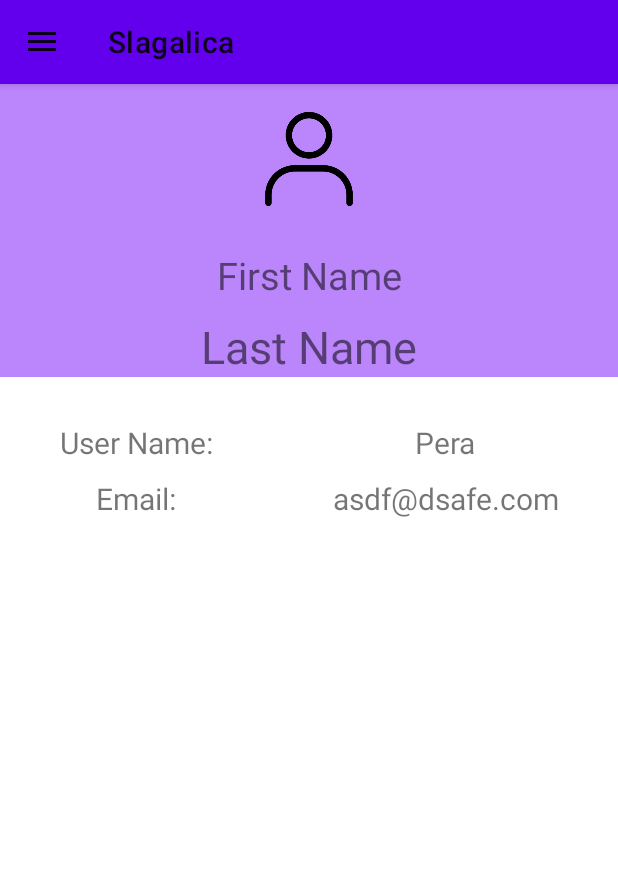
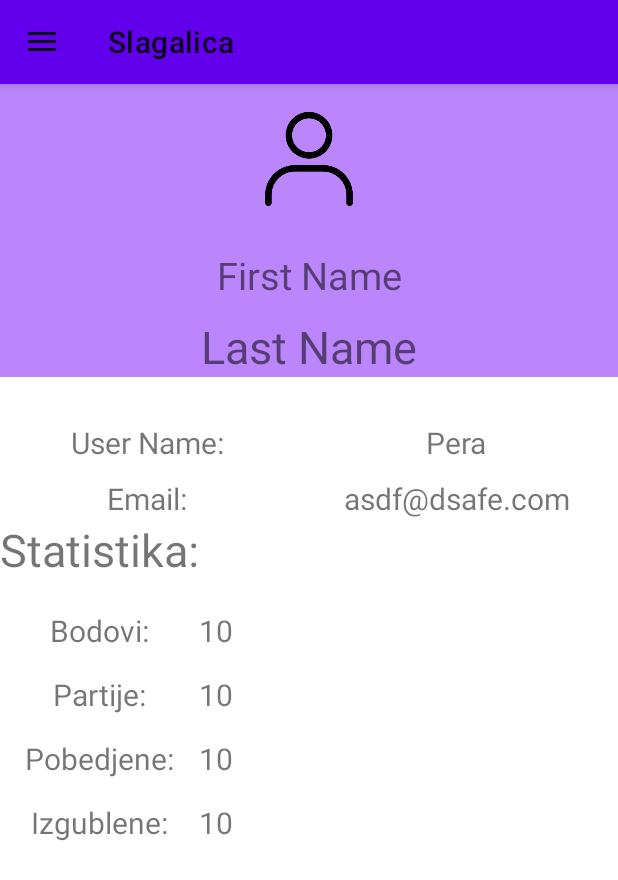
Before and after one commit to SR482021Danijel/MA-SIT-Project, an Android app: the screen it shows after launch (MainActivity), in the side drawer, after a tap on "Profile", on a phone screen of 412 x 824 dp. Shown: the top 880 px of the screen. Run offline under Robolectric (Android 15) with nearby library versions, the phone set to English and light mode, and no system bars.

Commit message:
profil 2.0

```diff
--- a/app/src/main/res/layout/activity_main.xml
+++ b/app/src/main/res/layout/activity_main.xml
@@ -34,7 +34,9 @@
     <androidx.fragment.app.FragmentContainerView
         android:id="@+id/fragment_container"
         android:layout_width="match_parent"
-        android:layout_height="match_parent">
+        android:layout_height="match_parent"
+        android:name="com.ftn.ma_sit_project.fragments.HomeFragment"
+        tools:layout="@layout/fragment_home">
 
 
     </androidx.fragment.app.FragmentContainerView>
--- a/app/src/main/res/layout/fragment_profile.xml
+++ b/app/src/main/res/layout/fragment_profile.xml
@@ -87,6 +87,54 @@
 
         </TableRow>
 
+        <TableRow>
+            <TextView
+                android:text="Statistika:"
+                android:textSize="30dp"/>
+        </TableRow>
+
+        <TableRow android:layout_marginTop="20dp">
+            <TextView
+                android:text="Bodovi:"
+                android:textSize="20dp"
+                android:gravity="center"/>
+
+            <TextView android:text="10"
+                android:textSize="20dp"/>
+        </TableRow>
+
+        <TableRow android:layout_marginTop="15dp">
+            <TextView
+                android:text="Partije:"
+                android:textSize="20dp"
+                android:gravity="center"/>
+
+            <TextView android:text="10"
+                android:textSize="20dp"/>
+        </TableRow>
+
+        <TableRow android:layout_marginTop="15dp">
+            <TextView
+                android:text="Pobedjene:"
+                android:textSize="20dp"
+                android:gravity="center"/>
+
+            <TextView
+                android:text="10"
+                android:textSize="20dp"
+                android:layout_height="wrap_content"
+                android:layout_width="wrap_content"/>
+        </TableRow>
+
+        <TableRow android:layout_marginTop="15dp">
+            <TextView
+                android:text="Izgublene:"
+                android:textSize="20dp"
+                android:gravity="center"/>
+
+            <TextView android:text="10"
+                android:textSize="20dp"/>
+        </TableRow>
 
     </TableLayout>
 
```
